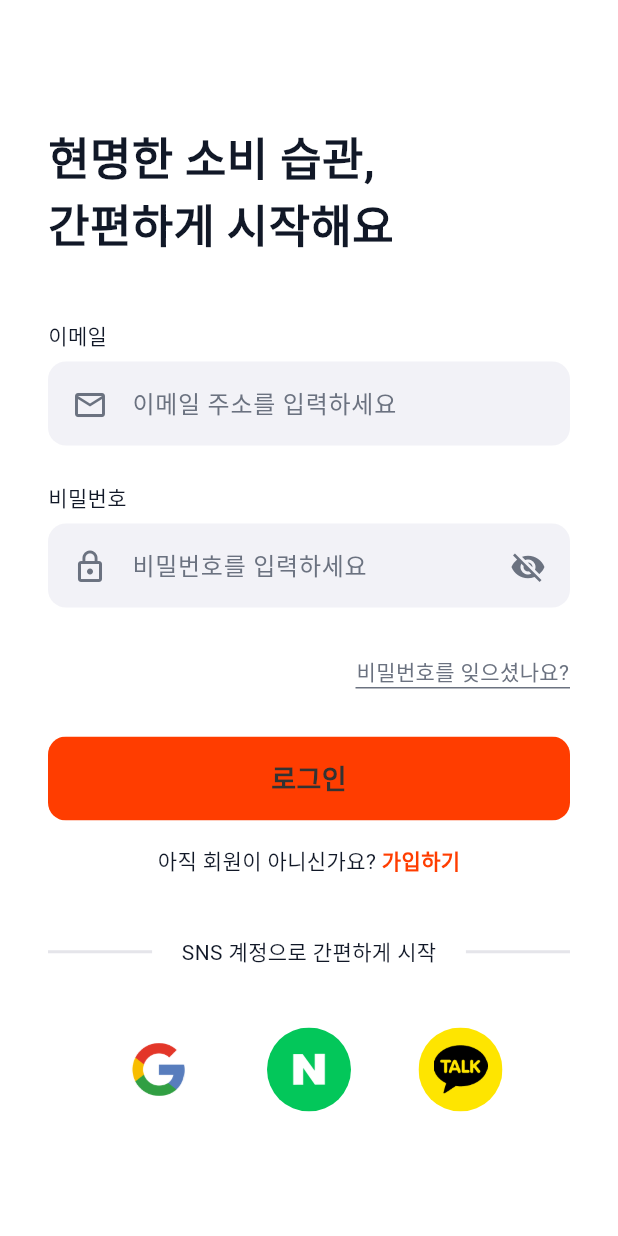
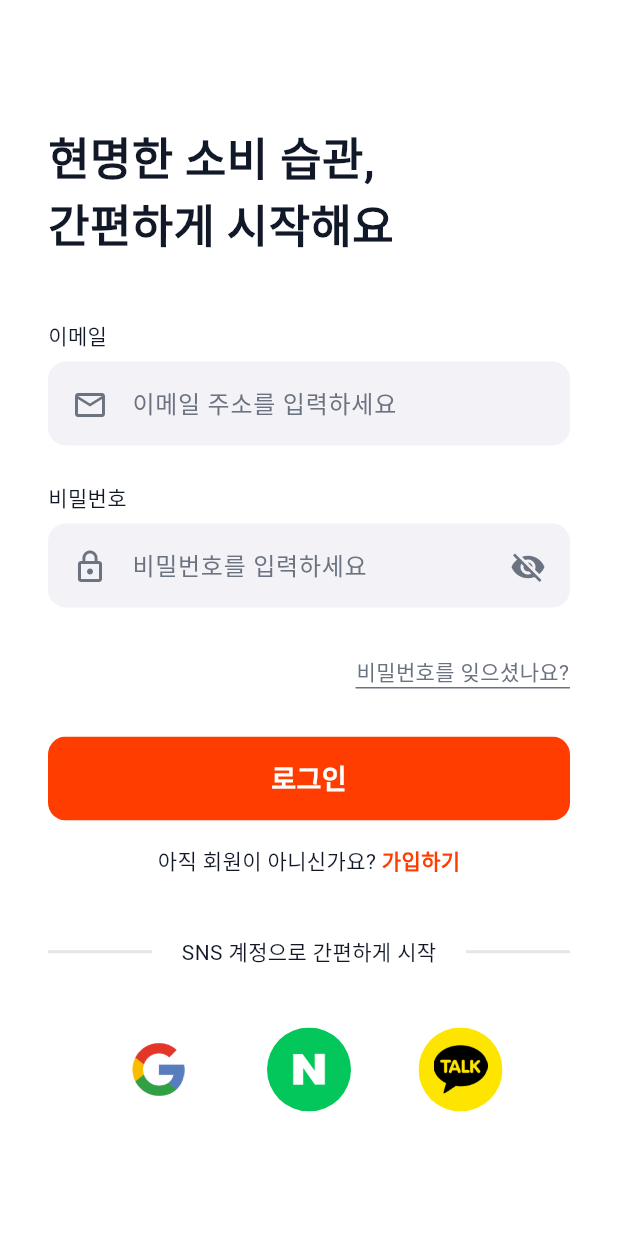
Before and after one commit to Hagminism/capstone_2026, a Flutter app: the screen it shows after launch, on a phone screen of 412 x 824 dp. Run offline on Flutter 3.47's test engine with Material 3 defaults, Android fonts, the phone set to English and light mode, and no system bars; our stand-ins replace firebase_auth, firebase_core, freezed_annotation, get_it, go_router, google_sign_in; accounts and stored records are empty; generated files the repository leaves out were written again.

Commit message:
refactor: PrimaryButton의 기본 텍스트 색상 변경
- primary_button.dart: `textColor`가 지정되지 않았을 때 적용되는 기본 색상을 `AppColors.textOnPrimary`에서 `AppColors.white`로 변경.

```diff
--- a/lib/core/presentation/component/button/primary_button.dart
+++ b/lib/core/presentation/component/button/primary_button.dart
@@ -42,7 +42,7 @@ class PrimaryButton extends StatelessWidget {
                 fontWeight: FontWeight.w700,
                 fontSize: (fontSize != null) ? fontSize! : null,
                 color:
-                    (textColor != null) ? textColor : AppColors.textOnPrimary,
+                    (textColor != null) ? textColor : AppColors.white,
               ),
             ),
           ),
```
